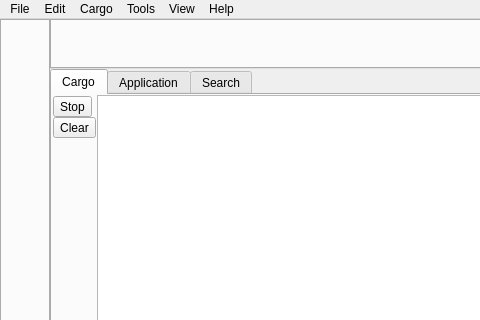
Before: the Qt Designer form Source/UI/MainWindow.ui in krre/afterglow, drawn with Qt 5; both pictures show x 0 to 480 and y 0 to 320 of the 1043 by 621 pixel window.
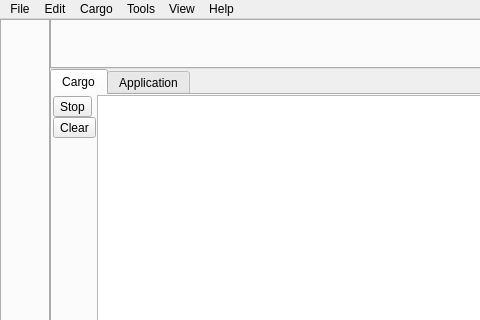
After: the same form once the commit is applied.

Commit message: Remove Search tab from Output pane

The edit to the form file:
```diff
--- a/Source/UI/MainWindow.ui
+++ b/Source/UI/MainWindow.ui
@@ -249,11 +249,6 @@
           </item>
          </layout>
         </widget>
-        <widget class="QWidget" name="tabSearch">
-         <attribute name="title">
-          <string>Search</string>
-         </attribute>
-        </widget>
        </widget>
       </widget>
      </widget>
```
